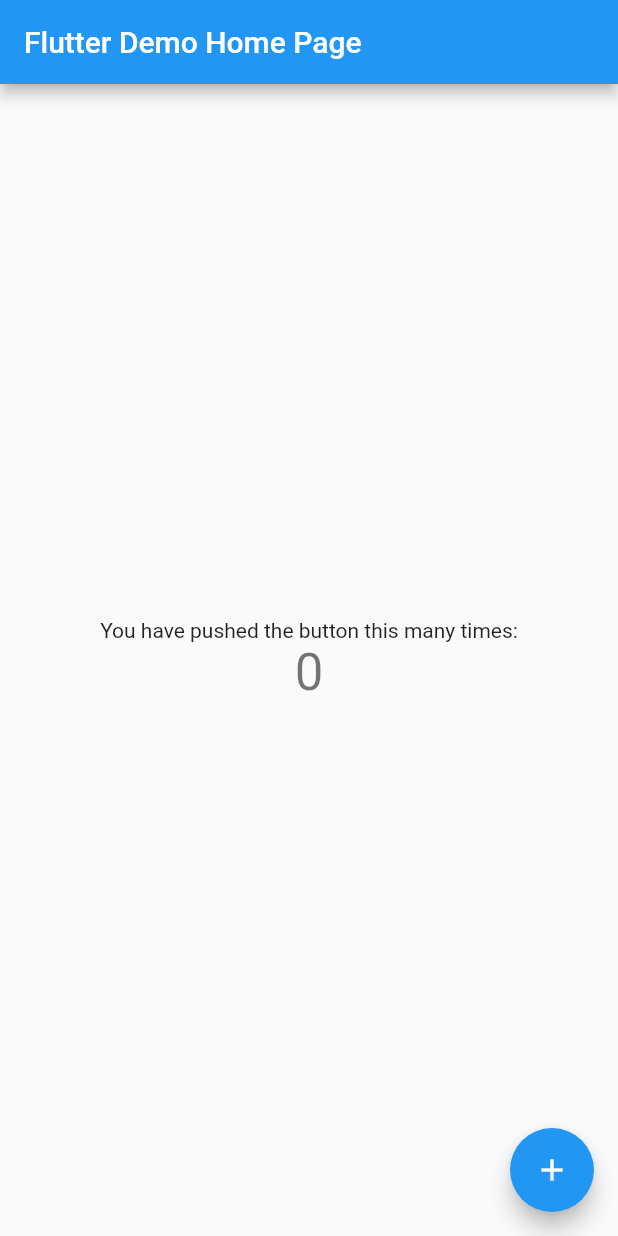
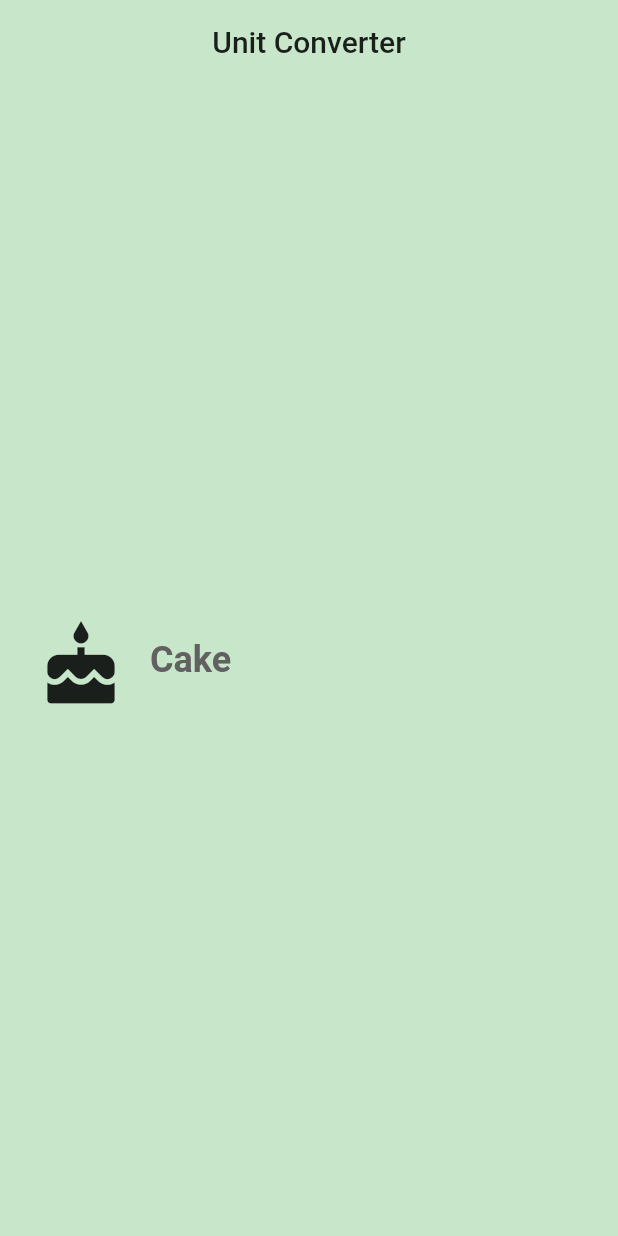
Before and after one commit to emkayDauda/UnitConverter, a Flutter app: the screen it shows after launch, on a phone screen of 412 x 824 dp. Run offline on Flutter 3.47's test engine with Material 2 defaults, Android fonts, the phone set to English and light mode, and no system bars.

Commit message:
Added CustomTile as category.dart

```diff
--- a/lib/main.dart
+++ b/lib/main.dart
@@ -1,109 +1,87 @@
 import 'package:flutter/material.dart';
 
-void main() => runApp(new MyApp());
+main() => runApp(new UnitConverterApp());
 
-class MyApp extends StatelessWidget {
-  // This widget is the root of your application.
+const _categoryTitle = 'Cake';
+const _categoryIcon = Icon(Icons.cake);
+final _categoryColor = Colors.green;
+
+class UnitConverterApp extends StatelessWidget {
   @override
   Widget build(BuildContext context) {
-    return new MaterialApp(
-      title: 'Flutter Demo',
-      theme: new ThemeData(
-        // This is the theme of your application.
-        //
-        // Try running your application with "flutter run". You'll see the
-        // application has a blue toolbar. Then, without quitting the app, try
-        // changing the primarySwatch below to Colors.green and then invoke
-        // "hot reload" (press "r" in the console where you ran "flutter run",
-        // or press Run > Flutter Hot Reload in IntelliJ). Notice that the
-        // counter didn't reset back to zero; the application is not restarted.
-        primarySwatch: Colors.blue,
+    return MaterialApp(
+      debugShowCheckedModeBanner: false,
+      title: 'Nonsense',
+      home: Scaffold(
+        backgroundColor: Colors.green[100],
+        appBar: AppBar(
+            elevation: 0.0,
+            backgroundColor: Colors.green[100],
+          title: Center(child: Text("Unit Converter", style: Theme.of(context).textTheme.title,)),
+        ),
+        body: Center(
+          child: Category(
+              icon: _categoryIcon,
+              color: _categoryColor,
+              title: _categoryTitle),
+        ),
       ),
-      home: new MyHomePage(title: 'Flutter Demo Home Page'),
     );
   }
 }
 
-class MyHomePage extends StatefulWidget {
-  MyHomePage({Key key, this.title}) : super(key: key);
+List<Category> _buildListTiles(){
 
-  // This widget is the home page of your application. It is stateful, meaning
-  // that it has a State object (defined below) that contains fields that affect
-  // how it looks.
+}
 
-  // This class is the configuration for the state. It holds the values (in this
-  // case the title) provided by the parent (in this case the App widget) and
-  // used by the build method of the State. Fields in a Widget subclass are
-  // always marked "final".
-
+class Category extends StatelessWidget {
+  final ColorSwatch color;
   final String title;
+  final Icon icon;
+  const Category(
+      {@required this.icon, @required this.color, @required this.title});
 
   @override
-  _MyHomePageState createState() => new _MyHomePageState();
-}
-
-class _MyHomePageState extends State<MyHomePage> {
-  int _counter = 0;
-
-  void _incrementCounter() {
-    setState(() {
-      // This call to setState tells the Flutter framework that something has
-      // changed in this State, which causes it to rerun the build method below
-      // so that the display can reflect the updated values. If we changed
-      // _counter without calling setState(), then the build method would not be
-      // called again, and so nothing would appear to happen.
-      _counter++;
-    });
-  }
-
-  @override
-  Widget build(BuildContext context) {
-    // This method is rerun every time setState is called, for instance as done
-    // by the _incrementCounter method above.
-    //
-    // The Flutter framework has been optimized to make rerunning build methods
-    // fast, so that you can just rebuild anything that needs updating rather
-    // than having to individually change instances of widgets.
-    return new Scaffold(
-      appBar: new AppBar(
-        // Here we take the value from the MyHomePage object that was created by
-        // the App.build method, and use it to set our appbar title.
-        title: new Text(widget.title),
-      ),
-      body: new Center(
-        // Center is a layout widget. It takes a single child and positions it
-        // in the middle of the parent.
-        child: new Column(
-          // Column is also layout widget. It takes a list of children and
-          // arranges them vertically. By default, it sizes itself to fit its
-          // children horizontally, and tries to be as tall as its parent.
-          //
-          // Invoke "debug paint" (press "p" in the console where you ran
-          // "flutter run", or select "Toggle Debug Paint" from the Flutter tool
-          // window in IntelliJ) to see the wireframe for each widget.
-          //
-          // Column has various properties to control how it sizes itself and
-          // how it positions its children. Here we use mainAxisAlignment to
-          // center the children vertically; the main axis here is the vertical
-          // axis because Columns are vertical (the cross axis would be
-          // horizontal).
-          mainAxisAlignment: MainAxisAlignment.center,
-          children: <Widget>[
-            new Text(
-              'You have pushed the button this many times:',
+  build(BuildContext context) {
+    final _borderRadius = BorderRadius.circular(50.0);
+    return Material(
+      color: Colors.transparent,
+      child: Container(
+        height: 100.0,
+        // width: Theme.of(context).,
+        child: Padding(
+          padding: EdgeInsets.all(8.0),
+          child: InkWell(
+            highlightColor: color[100],
+            splashColor: color[300],
+            borderRadius: _borderRadius,
+            onTap: () {},
+            child: Row(
+              crossAxisAlignment: CrossAxisAlignment.stretch,
+              children: <Widget>[
+                Padding(
+                  padding: EdgeInsets.all(16.0),
+                  child: Icon(
+                    Icons.cake,
+                    size: 60.0,
+                  ),
+                ),
+                Center(
+                  child: Text(
+                    title,
+                    textAlign: TextAlign.center,
+                    style: Theme.of(context).textTheme.display1.copyWith(
+                          fontSize: 24.0,
+                          fontWeight: FontWeight.w700,
+                          color: Colors.grey[700],
+                        ),
+                  ),
+                )
+              ],
             ),
-            new Text(
-              '$_counter',
-              style: Theme.of(context).textTheme.display1,
-            ),
-          ],
+          ),
         ),
       ),
-      floatingActionButton: new FloatingActionButton(
-        onPressed: _incrementCounter,
-        tooltip: 'Increment',
-        child: new Icon(Icons.add),
-      ), // This trailing comma makes auto-formatting nicer for build methods.
     );
   }
 }
```
